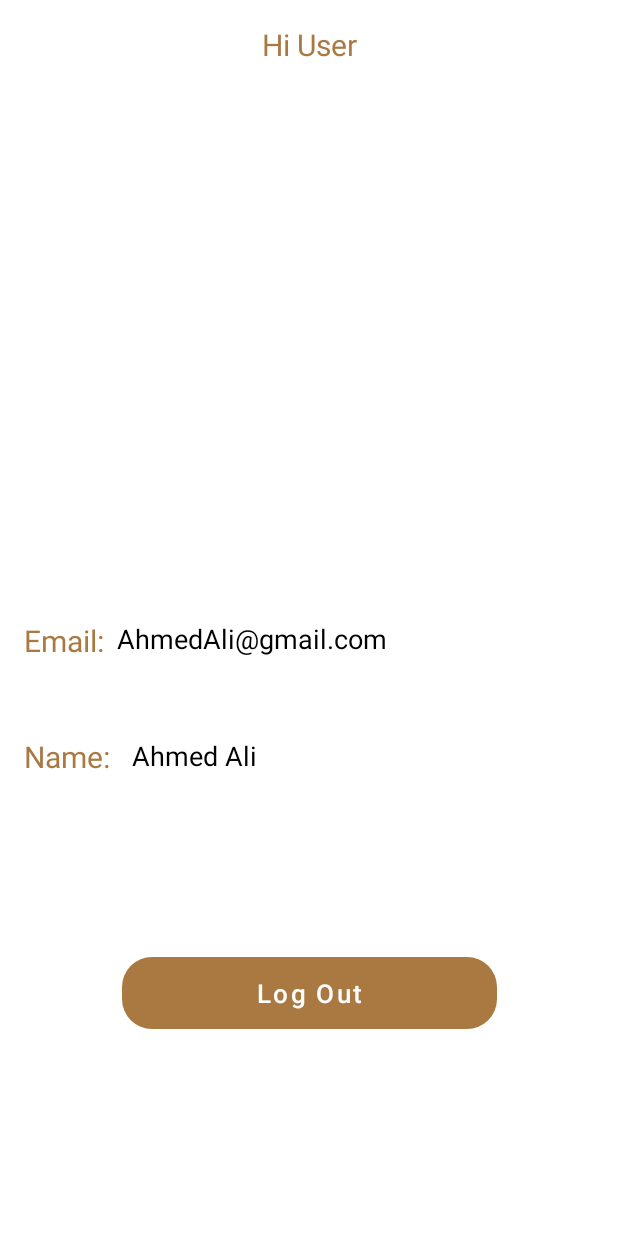
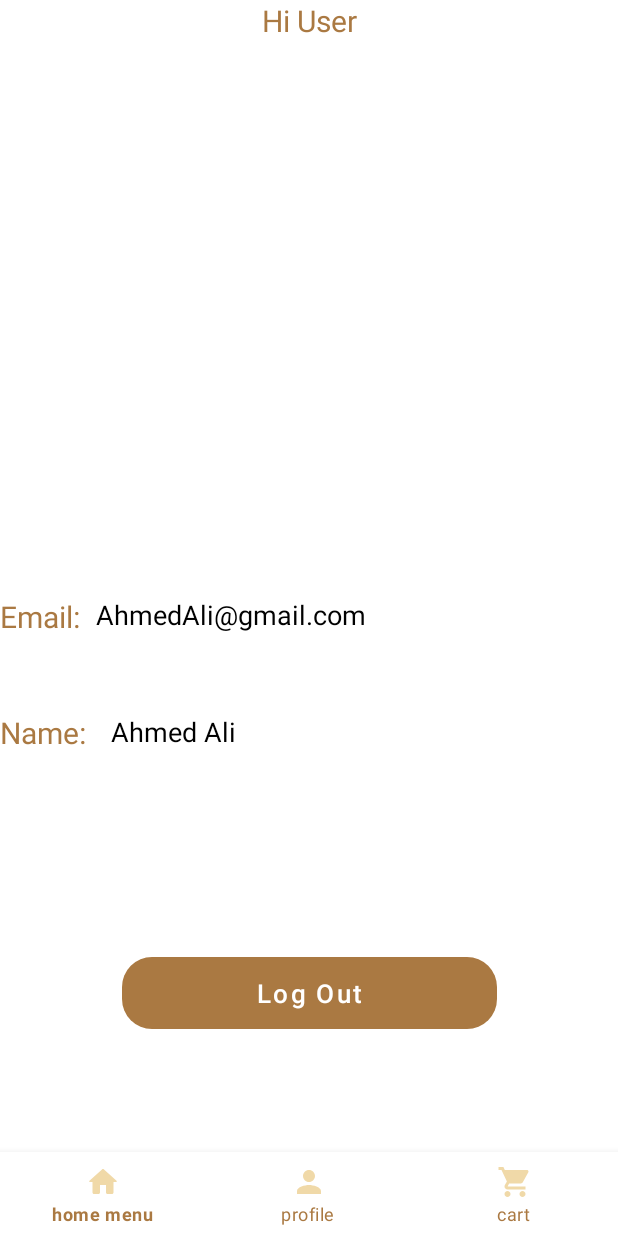
Before and after one commit to Ibrahim-Adel-20190008/CoffeeApp, an Android app: the layout activity_user_profile.xml on its own in the app's theme, with its tools: preview values and no code run, on a phone screen of 412 x 824 dp. Run offline under Robolectric (Android 15) with nearby library versions, the phone set to English and light mode, and no system bars.

Commit message:
bottom nav bar in Cart,UserProfile,ProductList Activities

```diff
--- a/app/src/main/res/layout/activity_user_profile.xml
+++ b/app/src/main/res/layout/activity_user_profile.xml
@@ -4,8 +4,21 @@
     xmlns:tools="http://schemas.android.com/tools"
     android:layout_width="match_parent"
     android:layout_height="match_parent"
-    android:padding="16dp"
     tools:context=".UserProfileActivity">
+    <FrameLayout
+        android:id="@+id/fl_wrapper"
+        android:layout_width="match_parent"
+        android:layout_height="match_parent" />
+
+    <com.google.android.material.bottomnavigation.BottomNavigationView
+        android:id="@+id/bottom_nav"
+        android:layout_width="match_parent"
+        android:layout_height="wrap_content"
+        app:layout_constraintBottom_toBottomOf="parent"
+        app:menu="@menu/nav_menu"
+        app:itemIconTint="@color/light_cafe"
+        app:itemTextColor="@color/brown"
+        />
 
     <TextView
         android:id="@+id/hi"
```
Also changed, not shown: app/src/main/java/com/example/finalproject/CartActivity.kt (+28 -1 lines), app/src/main/java/com/example/finalproject/UserProfileActivity.kt (+28 -1 lines), app/src/main/res/layout/activity_cart.xml (+15 -0 lines).
